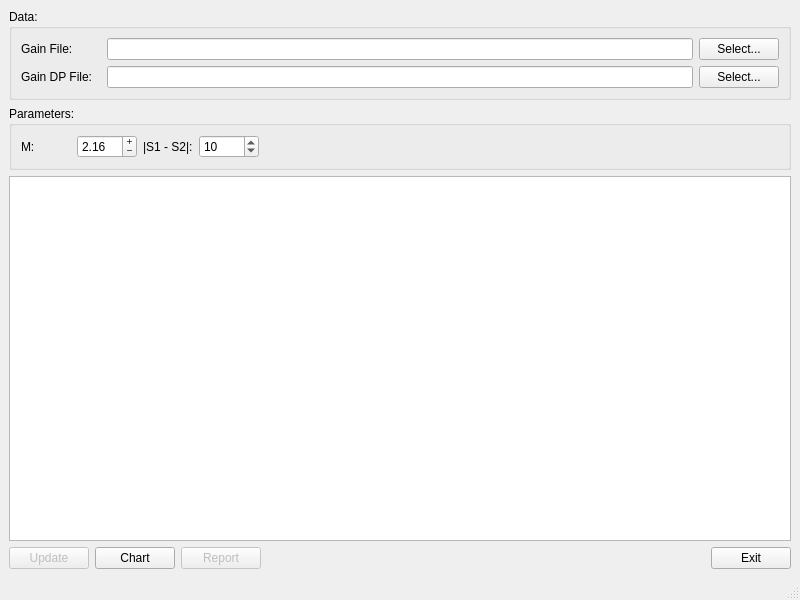
Qt form ui/mainwindow.ui (rodnaxel/FindPair) before a commit.
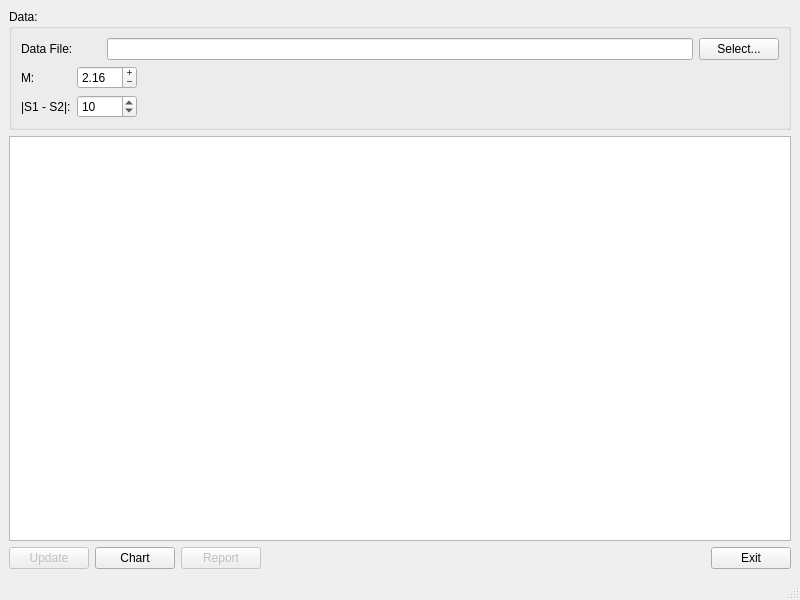
The same form after that commit.

Commit message: feat: make common menu for import data

Patch:
```diff
--- a/ui/mainwindow.ui
+++ b/ui/mainwindow.ui
@@ -32,7 +32,7 @@
             </size>
            </property>
            <property name="text">
-            <string>Gain File:</string>
+            <string>Data File:</string>
            </property>
           </widget>
          </item>
@@ -62,58 +62,6 @@
         </layout>
        </item>
        <item>
-        <layout class="QHBoxLayout" name="selectPathLayout_3">
-         <item>
-          <widget class="QLabel" name="label_6">
-           <property name="minimumSize">
-            <size>
-             <width>80</width>
-             <height>0</height>
-            </size>
-           </property>
-           <property name="text">
-            <string>Gain DP File:</string>
-           </property>
-          </widget>
-         </item>
-         <item>
-          <widget class="QLineEdit" name="sourceDpLine">
-           <property name="autoFillBackground">
-            <bool>false</bool>
-           </property>
-           <property name="frame">
-            <bool>true</bool>
-           </property>
-           <property name="readOnly">
-            <bool>true</bool>
-           </property>
-           <property name="placeholderText">
-            <string/>
-           </property>
-          </widget>
-         </item>
-         <item>
-          <widget class="QPushButton" name="selectDpButton">
-           <property name="text">
-            <string>Select...</string>
-           </property>
-          </widget>
-         </item>
-        </layout>
-       </item>
-       <item>
-        <layout class="QHBoxLayout" name="horizontalLayout"/>
-       </item>
-      </layout>
-     </widget>
-    </item>
-    <item>
-     <widget class="QGroupBox" name="parameterBox">
-      <property name="title">
-       <string>Parameters:</string>
-      </property>
-      <layout class="QHBoxLayout" name="horizontalLayout_2">
-       <item>
         <layout class="QHBoxLayout" name="ratioMLayout">
          <item>
           <widget class="QLabel" name="label_3">
@@ -159,6 +107,19 @@
            </property>
           </widget>
          </item>
+         <item>
+          <spacer name="horizontalSpacer_2">
+           <property name="orientation">
+            <enum>Qt::Horizontal</enum>
+           </property>
+           <property name="sizeHint" stdset="0">
+            <size>
+             <width>40</width>
+             <height>20</height>
+            </size>
+           </property>
+          </spacer>
+         </item>
         </layout>
        </item>
        <item>
```
The commit also changes 9 other files.
